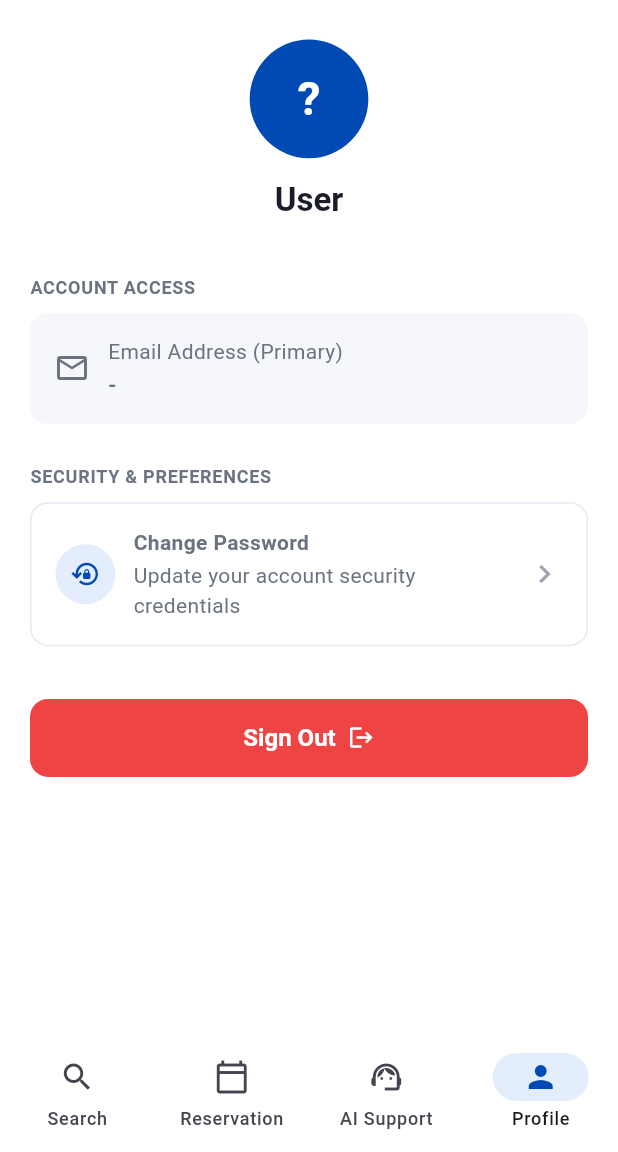
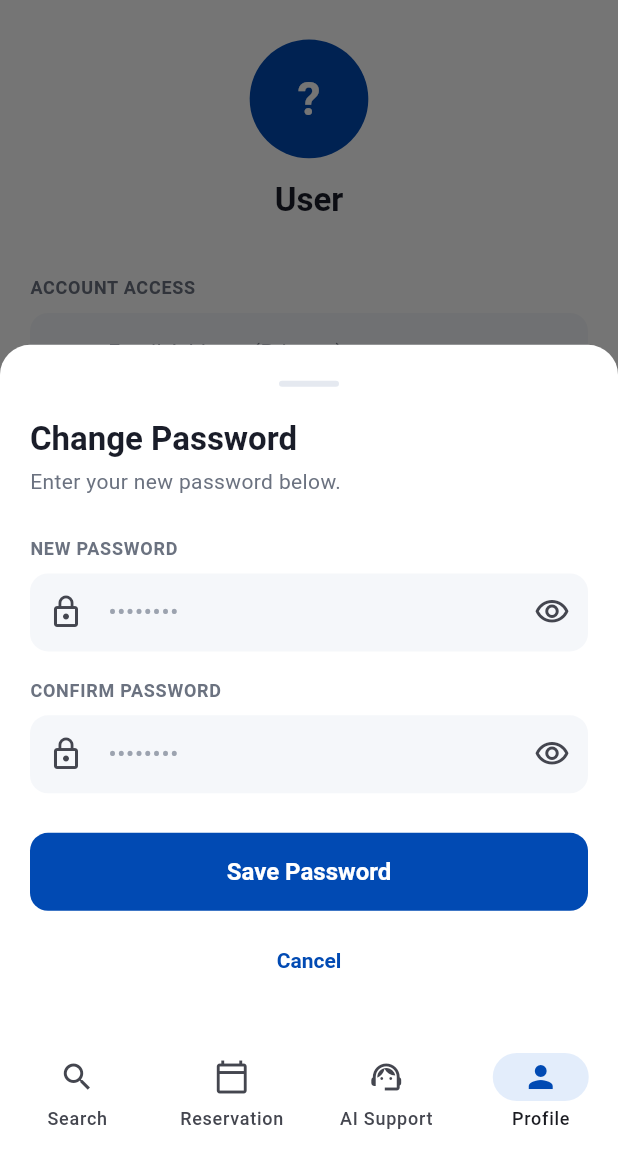
Before and after one commit to osamaabdo536/pharmacy-mobile, a Flutter app: the ProfileScreen screen opened by its route, after a tap on "Change Password", on a phone screen of 412 x 824 dp, the part 84-1236 px from its top. Run offline on Flutter 3.47's test engine with Material 3 defaults, Android fonts, the phone set to English and light mode, and no system bars; our stand-ins replace dartz, dio, equatable, firebase_core, flutter_bloc, flutter_dotenv and 6 more; accounts and stored records are empty.

Commit message:
- Add logo to login and register screens - change password fixed

```diff
--- /dev/null
+++ b/lib/features/profile/ui/change_password_sheet.dart
@@ -0,0 +1,198 @@
+import 'package:flutter/material.dart';
+import 'package:supabase_flutter/supabase_flutter.dart';
+
+import '../../../shared/theme/app_colors.dart';
+import '../../../shared/utils/responsive.dart';
+import '../../../shared/widgets/app_button.dart';
+
+class ChangePasswordSheet extends StatefulWidget {
+  const ChangePasswordSheet({super.key});
+
+  @override
+  State<ChangePasswordSheet> createState() => _ChangePasswordSheetState();
+}
+
+class _ChangePasswordSheetState extends State<ChangePasswordSheet> {
+  final _formKey = GlobalKey<FormState>();
+  final _newPasswordController = TextEditingController();
+  final _confirmPasswordController = TextEditingController();
+
+  bool _obscureNew = true;
+  bool _obscureConfirm = true;
+  bool _isLoading = false;
+
+  @override
+  void dispose() {
+    _newPasswordController.dispose();
+    _confirmPasswordController.dispose();
+    super.dispose();
+  }
+
+  Future<void> _onSave() async {
+    if (!_formKey.currentState!.validate()) return;
+
+    setState(() => _isLoading = true);
+
+    try {
+      await Supabase.instance.client.auth.updateUser(
+        UserAttributes(password: _newPasswordController.text),
+      );
+
+      if (!mounted) return;
+      Navigator.of(context).pop();
+      ScaffoldMessenger.of(context).showSnackBar(
+        const SnackBar(
+          content: Text('Password updated successfully'),
+          backgroundColor: AppColors.success,
+        ),
+      );
+    } on AuthException catch (e) {
+      if (!mounted) return;
+      ScaffoldMessenger.of(context).showSnackBar(
+        SnackBar(
+          content: Text(e.message),
+          backgroundColor: AppColors.error,
+        ),
+      );
+    } catch (_) {
+      if (!mounted) return;
+      ScaffoldMessenger.of(context).showSnackBar(
+        const SnackBar(
+          content: Text('Something went wrong, please try again'),
+          backgroundColor: AppColors.error,
+        ),
+      );
+    } finally {
+      if (mounted) setState(() => _isLoading = false);
+    }
+  }
+
+  @override
+  Widget build(BuildContext context) {
+    return Padding(
+      // عشان الـ bottom sheet متطلعش تحت الكيبورد
+      padding: EdgeInsets.only(
+        left: context.pagePadding,
+        right: context.pagePadding,
+        top: 24,
+        bottom: MediaQuery.viewInsetsOf(context).bottom + 24,
+      ),
+      child: Form(
+        key: _formKey,
+        child: Column(
+          mainAxisSize: MainAxisSize.min,
+          crossAxisAlignment: CrossAxisAlignment.stretch,
+          children: [
+            // ─── Handle ─────────────────────────────────
+            Center(
+              child: Container(
+                width: 40,
+                height: 4,
+                decoration: BoxDecoration(
+                  color: AppColors.border,
+                  borderRadius: BorderRadius.circular(2),
+                ),
+              ),
+            ),
+            const SizedBox(height: 20),
+
+            Text(
+              'Change Password',
+              style: Theme.of(context).textTheme.headlineSmall,
+            ),
+            const SizedBox(height: 4),
+            Text(
+              'Enter your new password below.',
+              style: Theme.of(context).textTheme.bodyMedium,
+            ),
+            SizedBox(height: context.scale(24)),
+
+            // ─── New Password ────────────────────────────
+            const _FieldLabel('NEW PASSWORD'),
+            const SizedBox(height: 8),
+            TextFormField(
+              controller: _newPasswordController,
+              obscureText: _obscureNew,
+              decoration: InputDecoration(
+                hintText: '••••••••',
+                prefixIcon: const Icon(Icons.lock_outline),
+                suffixIcon: IconButton(
+                  icon: Icon(
+                    _obscureNew
+                        ? Icons.visibility_outlined
+                        : Icons.visibility_off_outlined,
+                  ),
+                  onPressed: () =>
+                      setState(() => _obscureNew = !_obscureNew),
+                ),
+              ),
+              validator: (value) {
+                if (value == null || value.isEmpty) {
+                  return 'New password is required';
+                }
+                if (value.length < 6) {
+                  return 'Password must be at least 6 characters';
+                }
+                return null;
+              },
+            ),
+            SizedBox(height: context.scale(16)),
+
+            // ─── Confirm Password ────────────────────────
+            const _FieldLabel('CONFIRM PASSWORD'),
+            const SizedBox(height: 8),
+            TextFormField(
+              controller: _confirmPasswordController,
+              obscureText: _obscureConfirm,
+              decoration: InputDecoration(
+                hintText: '••••••••',
+                prefixIcon: const Icon(Icons.lock_outline),
+                suffixIcon: IconButton(
+                  icon: Icon(
+                    _obscureConfirm
+                        ? Icons.visibility_outlined
+                        : Icons.visibility_off_outlined,
+                  ),
+                  onPressed: () =>
+                      setState(() => _obscureConfirm = !_obscureConfirm),
+                ),
+              ),
+              validator: (value) {
+                if (value == null || value.isEmpty) {
+                  return 'Please confirm your new password';
+                }
+                if (value != _newPasswordController.text) {
+                  return 'Passwords do not match';
+                }
+                return null;
+              },
+            ),
+            SizedBox(height: context.scale(24)),
+
+            AppButton(
+              label: 'Save Password',
+              isLoading: _isLoading,
+              onPressed: _onSave,
+            ),
+            SizedBox(height: context.scale(8)),
+            AppButton(
+              label: 'Cancel',
+              variant: AppButtonVariant.text,
+              onPressed: () => Navigator.of(context).pop(),
+            ),
+          ],
+        ),
+      ),
+    );
+  }
+}
+
+class _FieldLabel extends StatelessWidget {
+  final String text;
+  const _FieldLabel(this.text);
+
+  @override
+  Widget build(BuildContext context) {
+    return Text(text, style: Theme.of(context).textTheme.labelLarge);
+  }
+}
--- a/lib/features/profile/ui/profile_screen.dart
+++ b/lib/features/profile/ui/profile_screen.dart
@@ -7,6 +7,7 @@ import '../../../shared/utils/responsive.dart';
 import '../../../shared/widgets/app_button.dart';
 import '../../auth/cubit/auth_cubit.dart';
 import '../../auth/cubit/auth_state.dart';
+import 'change_password_sheet.dart';
 
 class ProfileScreen extends StatelessWidget {
   const ProfileScreen({super.key});
@@ -89,7 +90,15 @@ class ProfileScreen extends StatelessWidget {
                       title: 'Change Password',
                       subtitle: 'Update your account security credentials',
                       onTap: () {
-                        // TODO: change password flow
+                        showModalBottomSheet(
+                          context: context,
+                          isScrollControlled: true, // مهم عشان الـ sheet يكبر مع الكيبورد
+                          backgroundColor: AppColors.surface,
+                          shape: const RoundedRectangleBorder(
+                            borderRadius: BorderRadius.vertical(top: Radius.circular(20)),
+                          ),
+                          builder: (_) => const ChangePasswordSheet(),
+                        );
                       },
                     ),
                     SizedBox(height: context.scale(32)),
```
Also changed, not shown: lib/features/auth/ui/login_screen.dart (+4 -12 lines), lib/features/auth/ui/register_screen.dart (+4 -12 lines), pubspec.lock.
